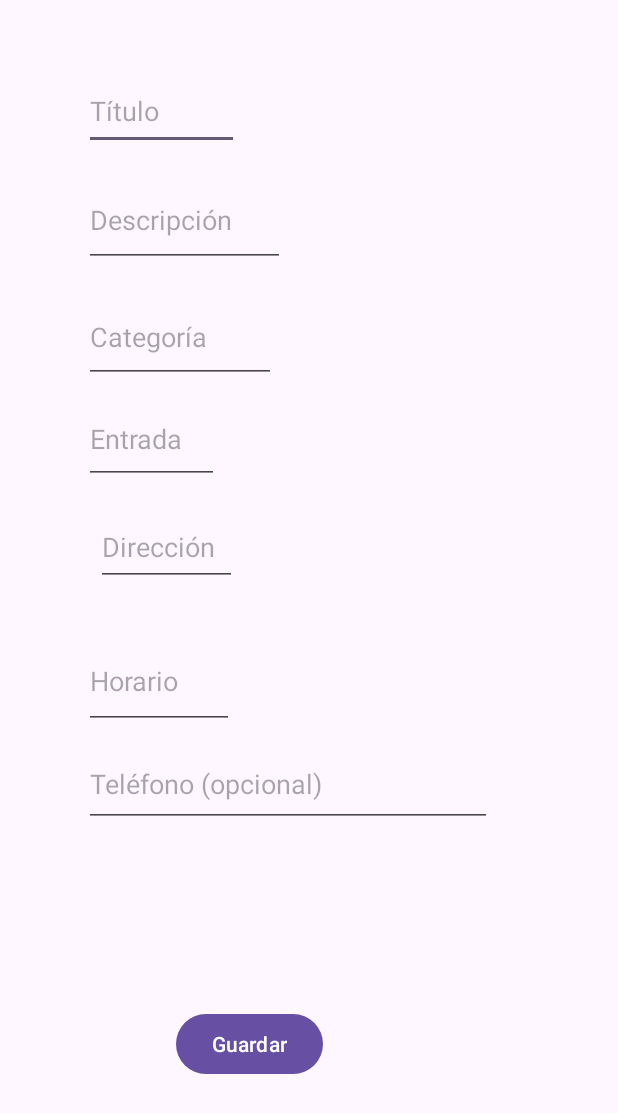
After one commit to crisr2/parchados-app, an Android app: the layout event_form.xml on its own in the app's theme, with its tools: preview values and no code run, on a phone screen of 412 x 824 dp. The commit adds this screen. Shown: the top 1113 px of the screen. Run offline under Robolectric (Android 15) with nearby library versions, the phone set to English and light mode, and no system bars.

Commit message:
Commit creación formulario

```diff
--- /dev/null
+++ b/app/src/main/java/com/appsmoviles/parchados/FormularioActivity.kt
@@ -0,0 +1,4 @@
+package com.appsmoviles.parchados
+
+class FormularioActivity {
+}
--- /dev/null
+++ b/app/src/main/res/layout/event_form.xml
@@ -0,0 +1,103 @@
+<?xml version="1.0" encoding="utf-8"?>
+<androidx.constraintlayout.widget.ConstraintLayout xmlns:android="http://schemas.android.com/apk/res/android"
+    xmlns:app="http://schemas.android.com/apk/res-auto"
+    xmlns:tools="http://schemas.android.com/tools"
+    android:layout_width="match_parent"
+    android:layout_height="match_parent"
+    android:padding="16dp">
+
+    <EditText
+        android:id="@+id/titulo"
+        android:layout_width="103dp"
+        android:layout_height="52dp"
+        android:layout_marginStart="40dp"
+        android:layout_marginTop="32dp"
+        android:autofillHints=""
+        android:hint="@string/t_tulo"
+        android:inputType="text"
+        app:layout_constraintStart_toStartOf="parent"
+        app:layout_constraintTop_toTopOf="parent" />
+
+    <EditText
+        android:id="@+id/descripcion"
+        android:layout_width="134dp"
+        android:layout_height="62dp"
+        android:layout_marginStart="40dp"
+        android:layout_marginTop="16dp"
+        android:autofillHints=""
+        android:hint="@string/descripci_n"
+        android:inputType="text"
+        app:layout_constraintStart_toStartOf="parent"
+        app:layout_constraintTop_toBottomOf="@+id/titulo" />
+
+    <EditText
+        android:id="@+id/categoria"
+        android:layout_width="128dp"
+        android:layout_height="61dp"
+        android:layout_marginStart="40dp"
+        android:layout_marginTop="16dp"
+        android:autofillHints=""
+        android:hint="@string/categor_a"
+        android:inputType="text"
+        app:layout_constraintStart_toStartOf="parent"
+        app:layout_constraintTop_toBottomOf="@+id/descripcion" />
+
+    <EditText
+        android:id="@+id/direccion"
+        android:layout_width="94dp"
+        android:layout_height="52dp"
+        android:layout_marginStart="48dp"
+        android:layout_marginTop="16dp"
+        android:autofillHints=""
+        android:hint="@string/direcci_n"
+        android:inputType="text"
+        app:layout_constraintStart_toStartOf="parent"
+        app:layout_constraintTop_toBottomOf="@+id/entrada" />
+
+    <EditText
+        android:id="@+id/entrada"
+        android:layout_width="90dp"
+        android:layout_height="59dp"
+        android:layout_marginStart="40dp"
+        android:layout_marginTop="8dp"
+        android:autofillHints=""
+        android:hint="@string/entrada"
+        android:inputType="text"
+        app:layout_constraintStart_toStartOf="parent"
+        app:layout_constraintTop_toBottomOf="@+id/categoria" />
+
+    <EditText
+        android:id="@+id/telefono"
+        android:layout_width="272dp"
+        android:layout_height="57dp"
+        android:layout_marginStart="40dp"
+        android:layout_marginTop="8dp"
+        android:autofillHints=""
+        android:hint="@string/tel_fono_opcional"
+        android:inputType="text"
+        app:layout_constraintStart_toStartOf="parent"
+        app:layout_constraintTop_toBottomOf="@+id/horario" />
+
+    <EditText
+        android:id="@+id/horario"
+        android:layout_width="100dp"
+        android:layout_height="63dp"
+        android:layout_marginStart="40dp"
+        android:layout_marginTop="32dp"
+        android:autofillHints=""
+        android:hint="@string/horario"
+        android:inputType="text"
+        app:layout_constraintStart_toStartOf="parent"
+        app:layout_constraintTop_toBottomOf="@+id/direccion" />
+
+    <Button
+        android:id="@+id/boton_guardar"
+        android:layout_width="wrap_content"
+        android:layout_height="wrap_content"
+        android:layout_marginStart="101dp"
+        android:layout_marginBottom="88dp"
+        android:text="@string/guardar"
+        app:layout_constraintBottom_toBottomOf="parent"
+        app:layout_constraintStart_toStartOf="parent" />
+
+</androidx.constraintlayout.widget.ConstraintLayout>
--- a/app/src/main/res/values/strings.xml
+++ b/app/src/main/res/values/strings.xml
@@ -1,3 +1,11 @@
 <resources>
     <string name="app_name">Parchados</string>
+    <string name="t_tulo">Título</string>
+    <string name="descripci_n">Descripción</string>
+    <string name="categor_a">Categoría</string>
+    <string name="direcci_n">Dirección</string>
+    <string name="entrada">Entrada</string>
+    <string name="tel_fono_opcional">Teléfono (opcional)</string>
+    <string name="horario">Horario</string>
+    <string name="guardar">Guardar</string>
 </resources>
```
